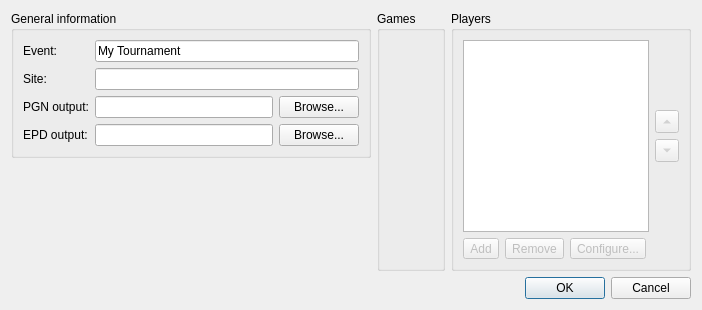
Old version of the form projects/gui/ui/newtournamentdlg.ui in the repository leedavid/QTggchess.
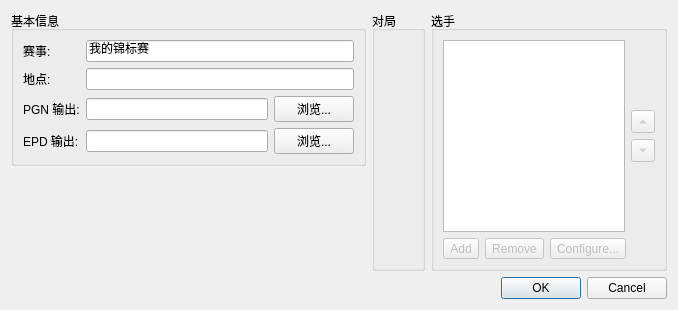
New version of the form. Icons and pictures are not drawn. Custom widgets are drawn as their Qt base class.

Diff of the .ui file:
```diff
--- a/projects/gui/ui/newtournamentdlg.ui
+++ b/projects/gui/ui/newtournamentdlg.ui
@@ -24,13 +24,13 @@
        <item>
         <widget class="QGroupBox" name="groupBox_3">
          <property name="title">
-          <string>General information</string>
+          <string>基本信息</string>
          </property>
          <layout class="QFormLayout" name="formLayout_2">
           <item row="0" column="0">
            <widget class="QLabel" name="label_3">
             <property name="text">
-             <string>Event:</string>
+             <string>赛事:</string>
             </property>
             <property name="buddy">
              <cstring>m_nameEdit</cstring>
@@ -40,7 +40,7 @@
           <item row="0" column="1">
            <widget class="QLineEdit" name="m_nameEdit">
             <property name="text">
-             <string>My Tournament</string>
+             <string>我的锦标赛</string>
             </property>
             <property name="maxLength">
              <number>127</number>
@@ -50,7 +50,7 @@
           <item row="1" column="0">
            <widget class="QLabel" name="label_4">
             <property name="text">
-             <string>Site:</string>
+             <string>地点:</string>
             </property>
             <property name="buddy">
              <cstring>m_siteEdit</cstring>
@@ -67,7 +67,7 @@
           <item row="2" column="0">
            <widget class="QLabel" name="label_5">
             <property name="text">
-             <string>PGN output:</string>
+             <string>PGN 输出:</string>
             </property>
             <property name="buddy">
              <cstring>m_pgnoutEdit</cstring>
@@ -98,7 +98,7 @@
                </sizepolicy>
               </property>
               <property name="text">
-               <string>Browse...</string>
+               <string>浏览...</string>
               </property>
              </widget>
             </item>
@@ -107,7 +107,7 @@
           <item row="3" column="0">
            <widget class="QLabel" name="label">
             <property name="text">
-             <string>EPD output:</string>
+             <string>EPD 输出:</string>
             </property>
            </widget>
           </item>
@@ -122,7 +122,7 @@
             <item>
              <widget class="QPushButton" name="m_browseEpdoutBtn">
               <property name="text">
-               <string>Browse...</string>
+               <string>浏览...</string>
               </property>
              </widget>
             </item>
@@ -152,7 +152,7 @@
      <item>
       <widget class="QGroupBox" name="groupBox_6">
        <property name="title">
-        <string>Games</string>
+        <string>对局</string>
        </property>
        <layout class="QVBoxLayout" name="verticalLayout_6">
         <item>
@@ -169,7 +169,7 @@
           <bool>false</bool>
          </property>
          <property name="title">
-          <string>Players</string>
+          <string>选手</string>
          </property>
          <property name="flat">
           <bool>false</bool>
```
Left out of the diff: 2 changed lines with no effect on the pictures.
